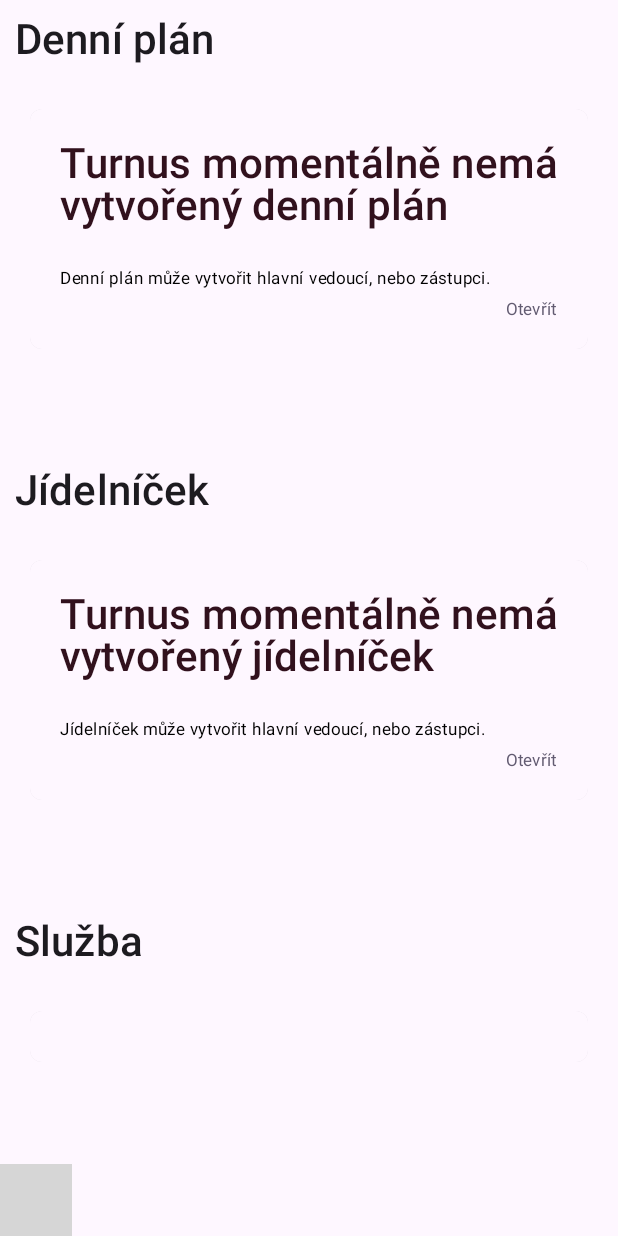
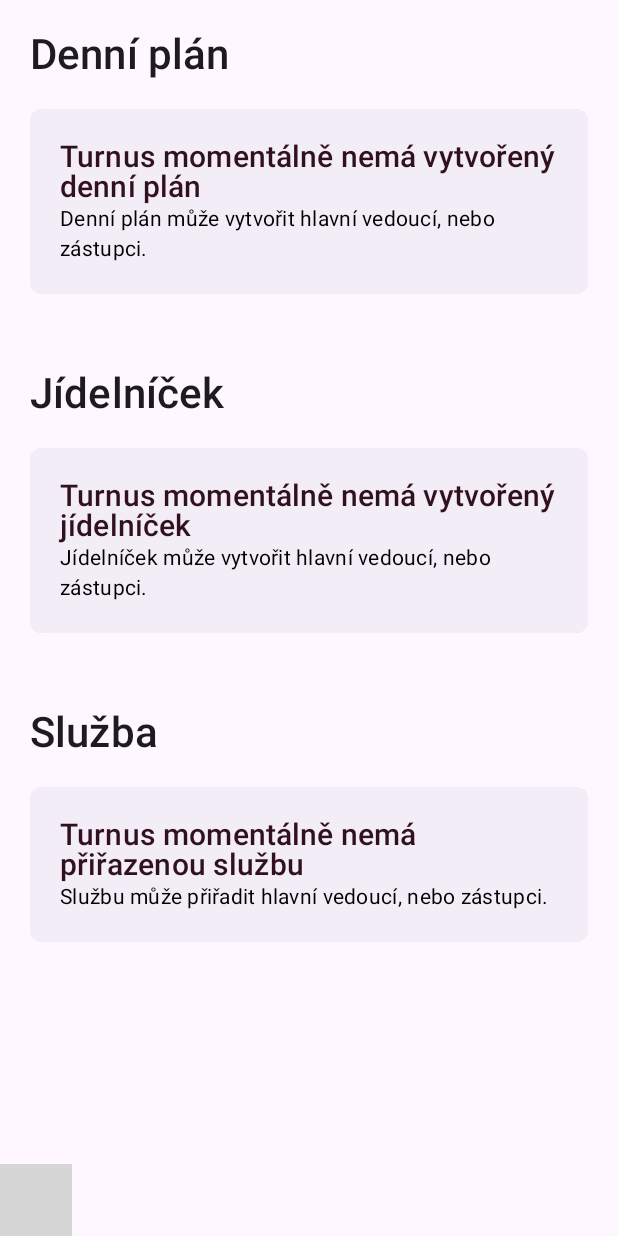
Before and after one commit to ondrejmarz/taborak-frontend, an Android app built with Jetpack Compose: the composable CalendarScreen called with empty values, on a phone screen of 412 x 824 dp. Run offline under Robolectric (Android 15) with nearby library versions, the light colour scheme and no system bars; 1 statement that could not run was skipped; grey boxes are pictures that could not be loaded.

Commit message:
Card redesign and padding adjustments

```diff
--- /dev/null
+++ b/app/src/main/java/cz/ondrejmarz/taborak/data/util/DateFormat.kt
@@ -0,0 +1,13 @@
+package cz.ondrejmarz.taborak.data.util
+
+import java.text.SimpleDateFormat
+import java.util.Date
+import java.util.Locale
+
+fun formatDateStringToOutputDayString(inputDate: String?): String? {
+    val inputFormat = SimpleDateFormat("yyyy-MM-dd'T'HH:mm:ss.SSSXXX", Locale.getDefault())
+    val outputFormat = SimpleDateFormat("dd.MM", Locale.getDefault())
+
+    val date = inputDate?.let { inputFormat.parse(it) }
+    return date?.let { outputFormat.format(it) }
+}
--- a/app/src/main/java/cz/ondrejmarz/taborak/ui/components/Card.kt
+++ b/app/src/main/java/cz/ondrejmarz/taborak/ui/components/Card.kt
@@ -11,13 +11,17 @@
 import androidx.compose.foundation.layout.padding
 import androidx.compose.foundation.layout.wrapContentWidth
 import androidx.compose.material3.Card
+import androidx.compose.material3.CardColors
 import androidx.compose.material3.MaterialTheme
 import androidx.compose.material3.Text
 import androidx.compose.runtime.Composable
 import androidx.compose.ui.Alignment
 import androidx.compose.ui.Modifier
+import androidx.compose.ui.draw.alpha
 import androidx.compose.ui.graphics.Color
+import androidx.compose.ui.modifier.modifierLocalMapOf
 import androidx.compose.ui.unit.dp
+import cz.ondrejmarz.taborak.data.util.formatDateStringToOutputDayString
 
 @Composable
 fun DesignedCard(
@@ -26,7 +30,7 @@
     description: String? = null,
     startTime: String? = null,
     endTime: String? = null,
-    enabled: Boolean? = true,
+    enabled: Boolean? = null,
     button: String? = null,
     onClickAction: (() -> Unit)? = null
 ) {
@@ -34,48 +38,56 @@
         modifier = Modifier
             .fillMaxWidth()
             .wrapContentWidth(Alignment.CenterHorizontally)
-            .padding(10.dp)
+            .padding(vertical = 10.dp)
             .clickable { onClickAction?.invoke() },
         shape = MaterialTheme.shapes.small,
+        colors = CardColors(
+            containerColor = MaterialTheme.colorScheme.primaryContainer,
+            contentColor = MaterialTheme.colorScheme.onPrimaryContainer,
+            disabledContainerColor = MaterialTheme.colorScheme.secondaryContainer,
+            disabledContentColor = MaterialTheme.colorScheme.onSecondaryContainer
+        )
 
     ) {
         Column(
             modifier = Modifier
                 .fillMaxWidth()
-                .background(if (enabled == false) Color.LightGray else MaterialTheme.colorScheme.surface)
-                .padding(10.dp)
-                .padding(10.dp)
+                .background(if (enabled == false) Color.LightGray else MaterialTheme.colorScheme.surfaceContainer)
+                .padding(20.dp)
         ) {
-            TitleText(title)
-            TimeText(startTime = startTime, endTime = endTime)
-            /*
-            Row(
-                modifier = Modifier
-                    .fillMaxWidth(),
-                verticalAlignment = Alignment.CenterVertically,
-                horizontalArrangement = Arrangement.SpaceBetween
-            ) {
-                TitleText(title)
-                TimeText(startTime = startTime, endTime = endTime)
-            }*/
+            Text(
+                text = title,
+                color = MaterialTheme.colorScheme.onTertiaryContainer,
+                style = MaterialTheme.typography.titleMedium
+            )
+
+            val tourTime = TimeText(startTime, endTime)
+
+            if ( tourTime != null ) {
+                Text(
+                    text = tourTime,
+                    color = MaterialTheme.colorScheme.onTertiaryContainer,
+                    style = MaterialTheme.typography.labelSmall,
+                    modifier = Modifier
+                        .align(Alignment.End)
+                )
+            }
 
             if (topic != null) {
 
-                Spacer(modifier = Modifier.height(10.dp))
                 Text(
                     text = topic,
                     color = Color.Black,
-                    style = MaterialTheme.typography.bodySmall
+                    style = MaterialTheme.typography.bodyMedium
                 )
             }
 
             if (description != null) {
 
-                Spacer(modifier = Modifier.height(10.dp))
                 Text(
                     text = description,
                     color = Color.Black,
-                    style = MaterialTheme.typography.bodySmall
+                    style = MaterialTheme.typography.bodyMedium
                 )
             }
 
@@ -86,7 +98,6 @@
                     text = if (button == null) "Otevřít" else button,
                     style = MaterialTheme.typography.bodySmall,
                     modifier = Modifier
-                        .padding(top = 8.dp)
                         .align(Alignment.End)
                 )
             }
@@ -94,24 +105,15 @@
     }
 }
 
-@Composable
-private fun TitleText(title: String) {
-    Text(
-        text = title,
-        color = MaterialTheme.colorScheme.onTertiaryContainer,
-        style = MaterialTheme.typography.titleMedium,
-    )
-}
+private fun TimeText(startDate: String?, endDate: String?): String? {
 
-@Composable
-private fun TimeText(startTime: String?, endTime: String?) {
-    var timeString = ""
+    val startTime = formatDateStringToOutputDayString(startDate)
+    val endTime = formatDateStringToOutputDayString(endDate)
+
+    var timeString: String? = null
     if (startTime != null && endTime != null) timeString = startTime + "––" + endTime
     if (startTime != null && endTime == null) timeString = "od " + startTime
     if (startTime == null && endTime != null) timeString = "do " + endTime
-    Text(
-        text = timeString,
-        color = MaterialTheme.colorScheme.onTertiaryContainer,
-        style = MaterialTheme.typography.labelSmall,
-    )
+
+    return timeString
 }
--- a/app/src/main/java/cz/ondrejmarz/taborak/ui/components/Section.kt
+++ b/app/src/main/java/cz/ondrejmarz/taborak/ui/components/Section.kt
@@ -1,9 +1,12 @@
 package cz.ondrejmarz.taborak.ui.components
 
+import androidx.compose.foundation.layout.Arrangement
 import androidx.compose.foundation.layout.Column
 import androidx.compose.foundation.layout.Row
 import androidx.compose.foundation.layout.fillMaxWidth
 import androidx.compose.foundation.layout.padding
+import androidx.compose.foundation.layout.windowInsetsEndWidth
+import androidx.compose.material3.Button
 import androidx.compose.material3.LocalTextStyle
 import androidx.compose.material3.MaterialTheme
 import androidx.compose.material3.Text
@@ -17,41 +20,41 @@
 @Composable
 fun Section(
     title: String,
-    button: String? = null,
-    modifier: Modifier,
+    onButtonClick: (() -> Unit)? = null,
+    buttonTitle: String? = null,
     content: @Composable () -> Unit
 ) {
     Column (
-        modifier = modifier
-            .padding(10.dp)
+        modifier = Modifier
+            .padding(20.dp)
+            .fillMaxWidth()
     ) {
-        if (button != null) {
-            Row (
-                verticalAlignment = Alignment.CenterVertically
-            ) {
-                Text(
-                    text = title,
-                    style = MaterialTheme.typography.titleLarge,
-                    modifier = Modifier
-                        .padding(bottom = 20.dp)
-                        .weight(4f)
-                )
-                Text(
-                    text = button,
-                    color = Color.Blue,
-                    style = MaterialTheme.typography.labelSmall,
-                    modifier = Modifier
-                        .weight(2f)
-                )
-            }
-        }
-        else {
+        Row(
+            modifier = Modifier
+                .fillMaxWidth()
+                .padding(bottom = 10.dp),
+            horizontalArrangement = Arrangement.SpaceBetween,
+            verticalAlignment = Alignment.CenterVertically
+        ) {
+
             Text(
                 text = title,
                 style = MaterialTheme.typography.titleLarge,
                 modifier = Modifier
-                    .padding(bottom = 20.dp)
+                    .weight(5f)
             )
+
+            if (onButtonClick != null && buttonTitle != null) {
+
+                Button(
+                    modifier = Modifier
+                        .weight(2f),
+                    shape = MaterialTheme.shapes.small,
+                    onClick = { onButtonClick() }
+                ) {
+                    Text(text = buttonTitle)
+                }
+            }
         }
 
         content()
@@ -62,7 +65,7 @@
 @Composable
 fun PreviewSection() {
     MaterialTheme {
-        Section(title = "Test", button = "Další", modifier = Modifier.fillMaxWidth()) {
+        Section(title = "Nadpis", onButtonClick = {}, buttonTitle = "Další") {
             Text(text = "Obsah")
         }
     }
--- a/app/src/main/java/cz/ondrejmarz/taborak/ui/screens/CalendarScreen.kt
+++ b/app/src/main/java/cz/ondrejmarz/taborak/ui/screens/CalendarScreen.kt
@@ -6,13 +6,10 @@
 import androidx.compose.runtime.Composable
 import androidx.compose.ui.Modifier
 import androidx.navigation.NavHostController
-import com.ramcosta.composedestinations.annotation.Destination
-import com.ramcosta.composedestinations.navigation.DestinationsNavigator
 import cz.ondrejmarz.taborak.appTabRowScreens
 import cz.ondrejmarz.taborak.ui.components.BottomNavBar
 import cz.ondrejmarz.taborak.ui.components.DesignedCard
 import cz.ondrejmarz.taborak.ui.components.Section
-import java.util.Date
 
 @Composable
 fun CalendarScreen(
@@ -37,21 +34,21 @@
             modifier = Modifier.padding(innerPadding)
         ) {
 
-            Section(title = "Denní plán", modifier = Modifier.padding(innerPadding)) {
+            Section(title = "Denní plán") {
                 DesignedCard(
                     title = "Turnus momentálně nemá vytvořený denní plán",
                     description = "Denní plán může vytvořit hlavní vedoucí, nebo zástupci."
                 )
             }
 
-            Section(title = "Jídelníček", modifier = Modifier.padding(innerPadding)) {
+            Section(title = "Jídelníček") {
                 DesignedCard(
                     title = "Turnus momentálně nemá vytvořený jídelníček",
                     description = "Jídelníček může vytvořit hlavní vedoucí, nebo zástupci."
                 )
             }
 
-            Section(title = "Služba", modifier = Modifier.padding(innerPadding)) {
+            Section(title = "Služba") {
                 DesignedCard(
                     title = "Turnus momentálně nemá přiřazenou službu",
                     description = "Službu může přiřadit hlavní vedoucí, nebo zástupci."
--- a/app/src/main/java/cz/ondrejmarz/taborak/ui/screens/ParticipantsScreen.kt
+++ b/app/src/main/java/cz/ondrejmarz/taborak/ui/screens/ParticipantsScreen.kt
@@ -37,7 +37,7 @@
             modifier = Modifier.padding(innerPadding)
         ) {
 
-            Section(title = "Účastníci", modifier = Modifier.padding(innerPadding)) {
+            Section(title = "Účastníci") {
                 DesignedCard(
                     title = "Turnus momentálně nemá žádné účastníky",
                     description = "Seznam účastníků můžete nahrát pomocí tlačítka níže."
--- a/app/src/main/java/cz/ondrejmarz/taborak/ui/screens/SettingsScreen.kt
+++ b/app/src/main/java/cz/ondrejmarz/taborak/ui/screens/SettingsScreen.kt
@@ -35,7 +35,7 @@
             modifier = Modifier.padding(innerPadding)
         ) {
 
-            Section(title = "Nastavení", modifier = Modifier.padding(innerPadding)) {
+            Section(title = "Nastavení") {
                 DesignedCard(
                     title = "Osobní nastavení",
                     topic = "jméno: František Dobrota",
--- a/app/src/main/java/cz/ondrejmarz/taborak/ui/screens/TasksScreen.kt
+++ b/app/src/main/java/cz/ondrejmarz/taborak/ui/screens/TasksScreen.kt
@@ -36,14 +36,14 @@
             modifier = Modifier.padding(innerPadding)
         ) {
 
-            Section(title = "Přiřazené úkoly", modifier = Modifier.padding(innerPadding)) {
+            Section(title = "Přiřazené úkoly") {
                 DesignedCard(
                     title = "Momentálně nemáš žádné přiřazené úkoly",
                     description = "Můžeš požádat hlavní vedoucí, nebo jeho zástupce, aby ti úkoly přidělili."
                 )
             }
 
-            Section(title = "Vlastní úkoly", modifier = Modifier.padding(innerPadding)) {
+            Section(title = "Vlastní úkoly") {
                 DesignedCard(
                     title = "Momentálně nemáš žádné vlastní úkoly",
                     description = "Můžeš si vytvořit vlastní úkoly pomocí tlačítka VYTVOŘIT."
--- a/app/src/main/java/cz/ondrejmarz/taborak/ui/theme/Typo.kt
+++ b/app/src/main/java/cz/ondrejmarz/taborak/ui/theme/Typo.kt
@@ -24,8 +24,8 @@
     titleMedium = TextStyle(
         fontFamily = FontFamily.Default,
         fontWeight = FontWeight.SemiBold,
-        fontSize = 28.sp,
-        lineHeight = 28.sp,
+        fontSize = 20.sp,
+        lineHeight = 20.sp,
         letterSpacing = 0.1.sp
     ),
     bodySmall = TextStyle(
```
Also changed, not shown: app/src/main/java/cz/ondrejmarz/taborak/ui/components/BottomNavBar.kt (+7 -1 lines), app/src/main/java/cz/ondrejmarz/taborak/ui/screens/HomeScreen.kt (+2 -15 lines), app/src/main/java/cz/ondrejmarz/taborak/ui/screens/TourScreen.kt (+4 -3 lines).
